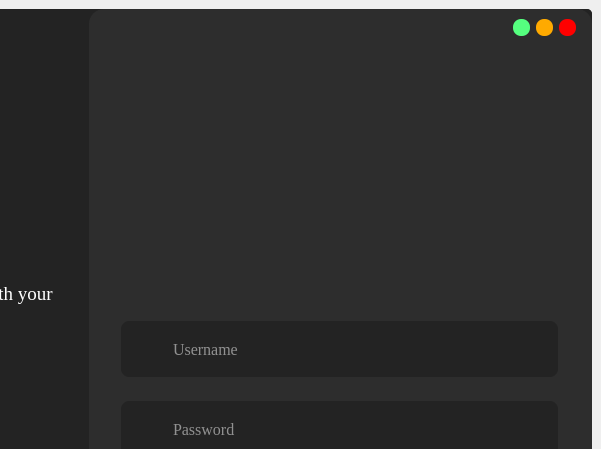
Old version of the form frontend/login.ui in the repository Android-Jester/iAttend; both pictures show x 365 to 966 and y 0 to 449 of the 966 by 625 pixel window.
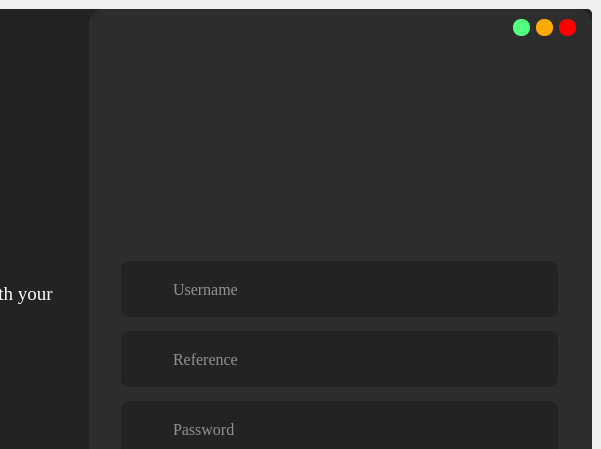
New version of the form. Icons and pictures are not drawn.

Commit message: reference field added to login page

```diff
--- a/frontend/login.ui
+++ b/frontend/login.ui
@@ -229,7 +229,7 @@
                 <property name="geometry">
                  <rect>
                   <x>30</x>
-                  <y>310</y>
+                  <y>250</y>
                   <width>441</width>
                   <height>60</height>
                  </rect>
@@ -403,7 +403,7 @@
                 <property name="geometry">
                  <rect>
                   <x>40</x>
-                  <y>320</y>
+                  <y>260</y>
                   <width>35</width>
                   <height>41</height>
                  </rect>
@@ -632,7 +632,7 @@
                 <property name="geometry">
                  <rect>
                   <x>190</x>
-                  <y>170</y>
+                  <y>100</y>
                   <width>121</width>
                   <height>91</height>
                  </rect>
@@ -688,6 +688,94 @@
                  <bool>true</bool>
                 </property>
                </widget>
+               <widget class="QLineEdit" name="student_id">
+                <property name="geometry">
+                 <rect>
+                  <x>30</x>
+                  <y>320</y>
+                  <width>441</width>
+                  <height>60</height>
+                 </rect>
+                </property>
+                <property name="minimumSize">
+                 <size>
+                  <width>0</width>
+                  <height>60</height>
+                 </size>
+                </property>
+                <property name="maximumSize">
+                 <size>
+                  <width>16777215</width>
+                  <height>41</height>
+                 </size>
+                </property>
+                <property name="font">
+                 <font>
+                  <family>Times New Roman</family>
+                  <pointsize>12</pointsize>
+                 </font>
+                </property>
+                <property name="styleSheet">
+                 <string notr="true">QLineEdit{
+	color: rgb(255, 255, 255);
+	border: 2px solid  rgb(45, 45, 45);
+	border-radius:10px;
+	background-color: rgb(35, 35, 35);
+	padding-left: 50px;
+}
+
+QLineEdit:hover{
+	border:2px solid rgb(35, 35, 35);
+}
+
+QLineEdit:focus{
+	border:2px solid rgb(255, 255, 255);
+}</string>
+                </property>
+                <property name="alignment">
+                 <set>Qt::AlignLeading|Qt::AlignLeft|Qt::AlignVCenter</set>
+                </property>
+                <property name="readOnly">
+                 <bool>false</bool>
+                </property>
+                <property name="placeholderText">
+                 <string>Reference</string>
+                </property>
+                <property name="clearButtonEnabled">
+                 <bool>true</bool>
+                </property>
+               </widget>
+               <widget class="QLabel" name="label_5">
+                <property name="geometry">
+                 <rect>
+                  <x>40</x>
+                  <y>330</y>
+                  <width>35</width>
+                  <height>41</height>
+                 </rect>
+                </property>
+                <property name="minimumSize">
+                 <size>
+                  <width>35</width>
+                  <height>0</height>
+                 </size>
+                </property>
+                <property name="maximumSize">
+                 <size>
+                  <width>35</width>
+                  <height>16777215</height>
+                 </size>
+                </property>
+                <property name="styleSheet">
+                 <string notr="true">	background-color: rgb(35, 35, 35);</string>
+                </property>
+                <property name="text">
+                 <string/>
+                </property>
+                <property name="pixmap">
+                 <pixmap resource="../resource/asset.qrc">:/icons/asset/user.svg</pixmap>
+                </property>
+               </widget>
               </widget>
              </item>
             </layout>
```
Left out of the diff: 9 changed lines with no effect on the pictures.
